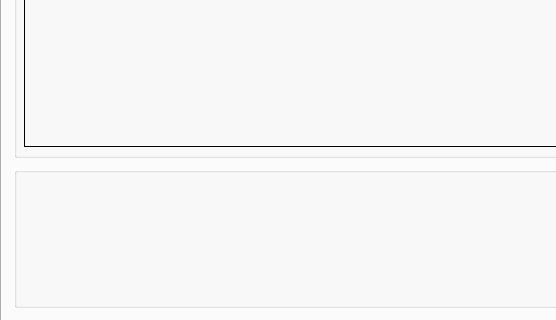
Before: the Qt Designer form ui/untitled.ui in koyokr/ihunch-escape-client, drawn with Qt 5; both pictures show x 0 to 556 and y 389 to 709 of the 689 by 709 pixel window.
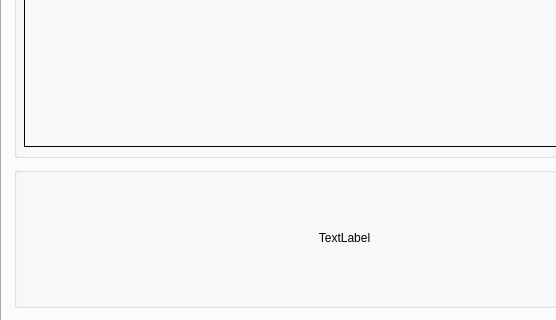
After: the same form once the commit is applied. The open tabs and pages were chosen to show the change. Icons and pictures are not drawn.

Patch:
```diff
--- a/ui/untitled.ui
+++ b/ui/untitled.ui
@@ -149,17 +149,20 @@
       <widget class="QLabel" name="warning_red_turtle">
        <property name="geometry">
         <rect>
-         <x>266</x>
-         <y>10</y>
-         <width>130</width>
-         <height>130</height>
+         <x>0</x>
+         <y>70</y>
+         <width>101</width>
+         <height>71</height>
         </rect>
        </property>
        <property name="text">
         <string/>
        </property>
        <property name="pixmap">
-        <pixmap>../resource/turtle_.png</pixmap>
+        <pixmap>../resource/그림1.png</pixmap>
+       </property>
+       <property name="alignment">
+        <set>Qt::AlignCenter</set>
        </property>
       </widget>
       <widget class="QLabel" name="warning_red_bg">
@@ -171,14 +174,11 @@
          <height>141</height>
         </rect>
        </property>
-       <property name="autoFillBackground">
-        <bool>false</bool>
-       </property>
-       <property name="styleSheet">
-        <string notr="true">rgb255, 0, 0</string>
-       </property>
        <property name="text">
-        <string/>
+        <string>TextLabel</string>
+       </property>
+       <property name="alignment">
+        <set>Qt::AlignCenter</set>
        </property>
       </widget>
       <zorder>warning_red_bg</zorder>
```
Left out of the diff: 32 changed lines with no effect on the pictures.
